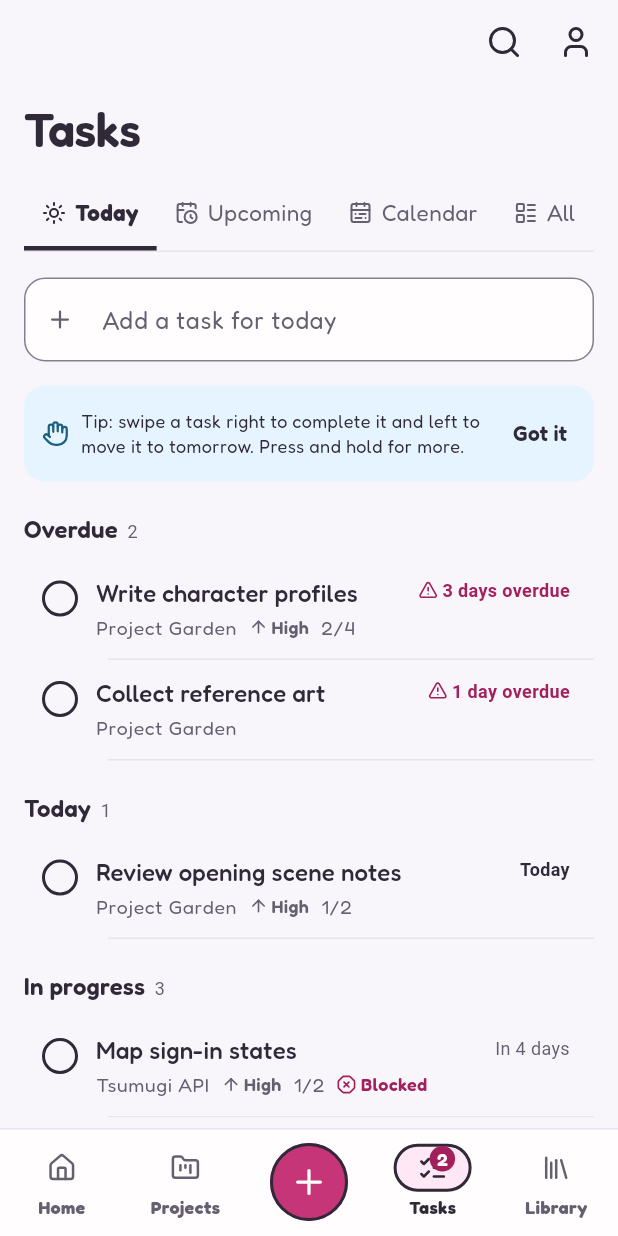
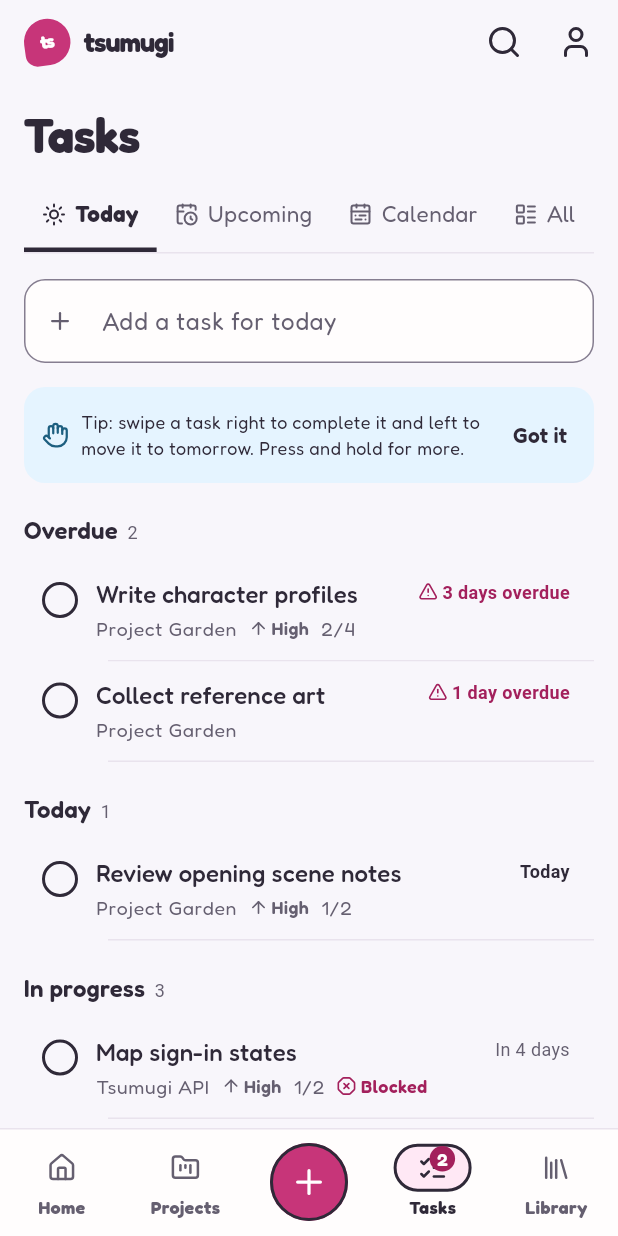
Before and after one commit to PastelSalt/tsumugi-mobile, a Flutter app: the TasksScreen screen opened by its route, on a phone screen of 412 x 824 dp. Run offline on Flutter 3.47's test engine with Material 3 defaults, Android fonts, the phone set to English and light mode, and no system bars; our stand-ins replace flutter_markdown_plus, flutter_riverpod, go_router, lucide_icons_flutter.

Commit message:
Show the logo bar on the Tasks tab like the other tabs
Tasks used its own collapsing title bar and hid the logo; it now sits under the
shared logo bar with its title below, matching Home, Projects and Library.

Co-Authored-By: Claude Sonnet 5.5 <noreply@anthropic.com>

```diff
--- a/lib/app/shell/app_shell.dart
+++ b/lib/app/shell/app_shell.dart
@@ -30,7 +30,7 @@ const _destinations = [
 
 /// Tab indexes whose screen draws its own collapsing app bar (LargeTitleScaffold). Grows as more
 /// screens adopt the scaffold (docs/PLAN-MOBILE-UI.md, M4 and M6). 2 = Tasks.
-const _ownBar = {2};
+const _ownBar = <int>{};
 
 /// The project page (Projects tab, one project open) draws its own collapsing bar.
 bool _projectPage(BuildContext context, int index) =>
--- a/lib/features/tasks/tasks_screen.dart
+++ b/lib/features/tasks/tasks_screen.dart
@@ -3,7 +3,6 @@ import 'package:flutter_riverpod/flutter_riverpod.dart';
 import 'package:lucide_icons_flutter/lucide_icons.dart';
 
 import '../../app/query_params.dart';
-import '../../app/shell/shell_actions.dart';
 import '../../app/sheet_selection.dart';
 import '../../core/data/format.dart';
 import '../../core/data/models.dart';
@@ -132,8 +131,8 @@ class _TasksScreenState extends ConsumerState<TasksScreen>
 
     return LargeTitleScaffold(
       title: 'Tasks',
+      embedded: true,
       restorationId: 'tasks-scroll',
-      actions: shellActions(context),
       onRefresh: () async {
         // Demo: the sample data is local, so there is nothing to fetch. A short pause keeps the
         // gesture feeling like a refresh.
--- a/lib/shared/widgets/large_title_scaffold.dart
+++ b/lib/shared/widgets/large_title_scaffold.dart
@@ -24,6 +24,7 @@ class LargeTitleScaffold extends StatefulWidget {
     this.onRefresh,
     this.restorationId,
     this.expandedHeight = 120,
+    this.embedded = false,
   });
 
   final String title;
@@ -37,6 +38,11 @@ class LargeTitleScaffold extends StatefulWidget {
   final Future<void> Function()? onRefresh;
   final String? restorationId;
   final double expandedHeight;
+
+  /// Draw no bar of its own: the screen sits under the shared app bar (the logo bar of the tab
+  /// shell), like Home, Projects and Library, and the title is a heading at the top of the content.
+  /// Keeps pinned tabs, pull to refresh and scroll restoration.
+  final bool embedded;
 
   @override
   State<LargeTitleScaffold> createState() => _LargeTitleScaffoldState();
@@ -83,6 +89,25 @@ class _LargeTitleScaffoldState extends State<LargeTitleScaffold>
       controller: _controller,
       physics: const AlwaysScrollableScrollPhysics(),
       slivers: [
+        if (widget.embedded)
+          SliverToBoxAdapter(
+            child: Padding(
+              padding: const EdgeInsets.fromLTRB(
+                AppTokens.pageGutter,
+                AppTokens.space4,
+                AppTokens.pageGutter,
+                AppTokens.space3,
+              ),
+              child: Semantics(
+                header: true,
+                child: Text(
+                  widget.title,
+                  style: Theme.of(context).textTheme.headlineMedium,
+                ),
+              ),
+            ),
+          )
+        else
           SliverAppBar(
             pinned: true,
             expandedHeight: widget.expandedHeight,
```
Also changed, not shown: 9 other files. Lines whose indentation alone changed are shown as unchanged.
